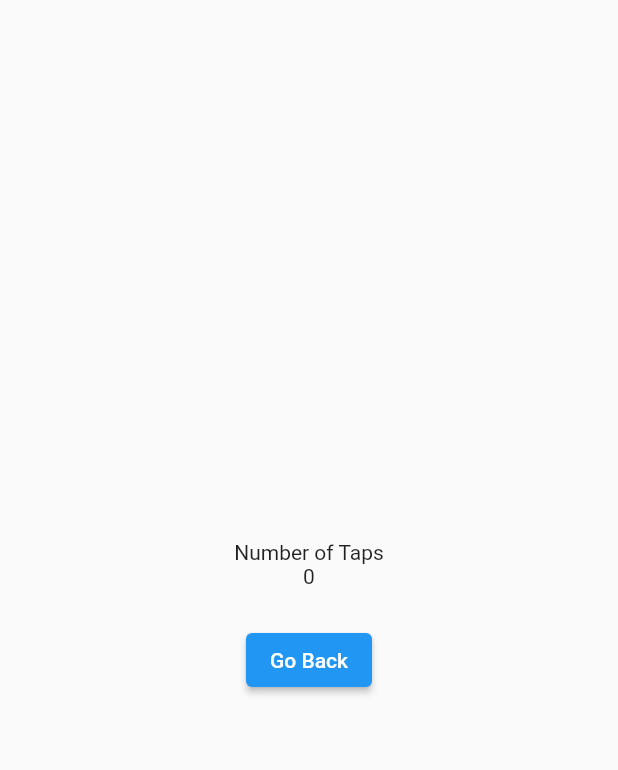
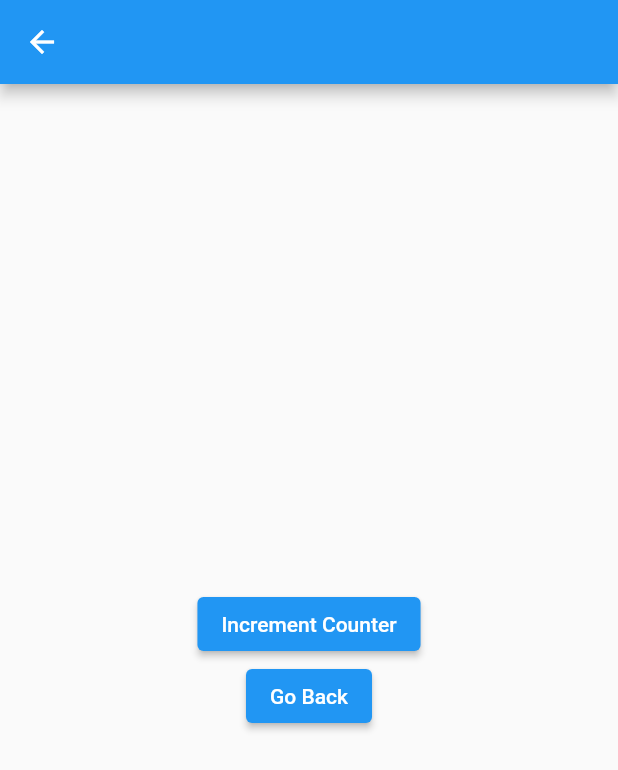
Before and after one commit to rashidwassan/flutter-counter-getx, a Flutter app: the screen it shows after launch, after a tap on "Open Other Screen", on a phone screen of 412 x 824 dp. Shown: the top 770 px of the screen. Run offline on Flutter 3.47's test engine with Material 2 defaults, Android fonts, the light colour scheme and no system bars; our stand-ins replace get.

Commit message:
add 'increment' button on other screen

```diff
--- a/lib/pages/home.dart
+++ b/lib/pages/home.dart
@@ -25,7 +25,7 @@ class HomeScreen extends StatelessWidget {
             const SizedBox(height: 24),
             ElevatedButton(
                 onPressed: () {
-                  Get.to(OtherScreen());
+                  Get.to(() => OtherScreen());
                 },
                 child: const Text('Open Other Screen'))
           ],
--- a/lib/pages/other.dart
+++ b/lib/pages/other.dart
@@ -11,16 +11,17 @@ class OtherScreen extends StatelessWidget {
   @override
   Widget build(BuildContext context) {
     return Scaffold(
+      appBar: AppBar(),
       body: Center(
           child: Column(
         mainAxisAlignment: MainAxisAlignment.center,
         crossAxisAlignment: CrossAxisAlignment.center,
         children: [
-          const Text('Number of Taps'),
-          // using the instance of controller to acces count's value
-          Text(_counterController.count.value.toString()),
-          // adding a bit of spacing (vertical)
-          const SizedBox(height: 24),
+          ElevatedButton(
+              onPressed: () {
+                _counterController.increment();
+              },
+              child: const Text('Increment Counter')),
           ElevatedButton(
               onPressed: () {
                 // getting back to previous screen
```
